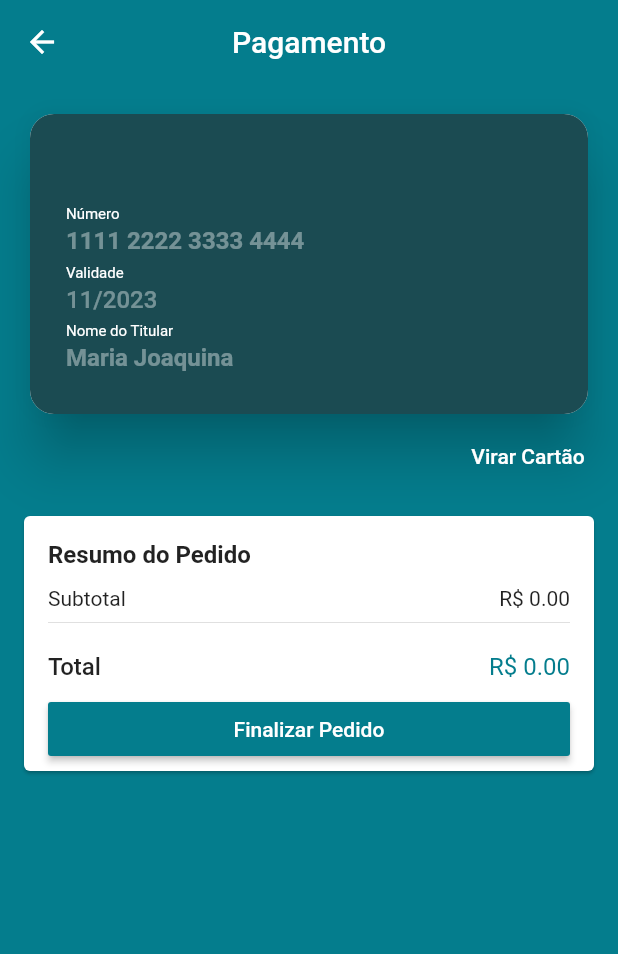
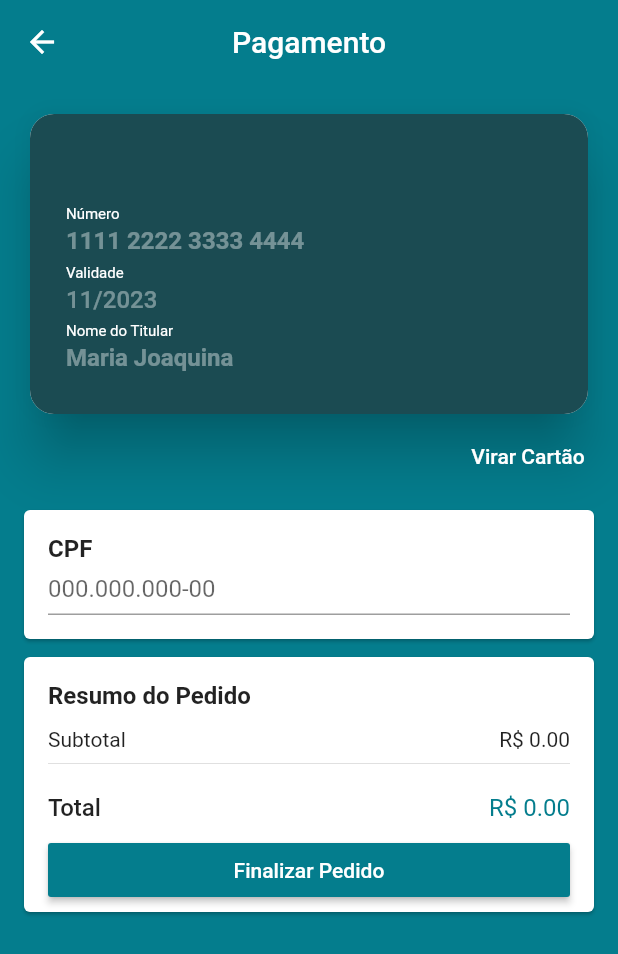
Before and after one commit to AdalbertoMaranhao/loja_virtual_flutter, a Flutter app: the CheckoutScreen screen opened by its route, on a phone screen of 412 x 824 dp. Shown: the top 954 px of the screen. Run offline on Flutter 3.47's test engine with Material 2 defaults, Android fonts, the phone set to English and light mode, and no system bars; drawn by our look-alikes of flip_card, keyboard_actions; our stand-ins replace brasil_fields, carousel_pro, cloud_firestore, cloud_functions, dio, firebase_auth and 10 more; missing offline and left inert: alphabet_list_scroll_view, cpf_cnpj_validator, credit_card_type_detector, flutter_facebook_login, map_launcher; accounts and stored records are empty.

Commit message:
add: função de pagamento com cartão de credito criada, ainda usando a sandbox

```diff
--- a/analysis_options.yaml
+++ b/analysis_options.yaml
@@ -1 +1,5 @@
 include: package:lint/analysis_options.yaml
+
+linter:
+  rules:
+    use_setters_to_change_properties: false
--- a/lib/common/order_tile/order_tile.dart
+++ b/lib/common/order_tile/order_tile.dart
@@ -68,7 +68,9 @@ class OrderTile extends StatelessWidget {
                 children: <Widget>[
                   FlatButton(
                     onPressed: (){
-                      showDialog(context: context,
+                      showDialog(
+                        context: context,
+                        barrierDismissible: false,
                         builder: (_) => CancelOrderDialog(order)
                       );
                     },
--- /dev/null
+++ b/lib/models/credit_card.dart
@@ -0,0 +1,34 @@
+import 'package:credit_card_type_detector/credit_card_type_detector.dart';
+
+class CreditCard {
+
+  String number;
+  String holder;
+  String expirationDate;
+  String securityCode;
+  String brand;
+
+  void setHolder(String name) => holder = name;
+  void setExpirationDate(String date) => expirationDate = date;
+  void setCVV(String cvv) => securityCode = cvv;
+  void setNumber(String number) {
+    this.number = number;
+    brand = detectCCType(number.replaceAll(' ', '')).toString().toUpperCase().split(".").last;
+  }
+
+
+  Map<String, dynamic> toJson() {
+    return {
+      'cardNumber': number.replaceAll(' ', ''),
+      'holder': holder,
+      'expirationDate': expirationDate,
+      'securityCode': securityCode,
+      'brand': brand,
+    };
+  }
+
+  @override
+  String toString() {
+    return 'CreditCard{number: $number, holder: $holder, expirationDate: $expirationDate, securityCode: $securityCode, brand: $brand}';
+  }
+}
--- a/lib/models/user.dart
+++ b/lib/models/user.dart
@@ -8,6 +8,7 @@ class User {
     id = document.documentID;
     name = document.data['name'] as String;
     email = document.data['email'] as String;
+    cpf = document.data['cpf'] as String;
     if(document.data.containsKey('address')){
       address = Address.fromMap(
           document.data['address'] as Map<String, dynamic>);
@@ -17,6 +18,7 @@ class User {
   String id;
   String name;
   String email;
+  String cpf;
   String password;
 
   String confirmedPassword;
@@ -41,6 +43,8 @@ class User {
       'email': email,
       if(address != null)
         'address': address.toMap(),
+      if(cpf != null)
+        'cpf': cpf,
     };
   }
 
@@ -48,4 +52,9 @@ class User {
     this.address = address;
     saveData();
   }
+
+  void setCpf(String cpf){
+    this.cpf = cpf;
+    saveData();
+  }
 }
--- a/lib/screens/checkout/checkout_screen.dart
+++ b/lib/screens/checkout/checkout_screen.dart
@@ -2,12 +2,17 @@ import 'package:flutter/material.dart';
 import 'package:lojavirtual/common/price_card.dart';
 import 'package:lojavirtual/models/cart_manager.dart';
 import 'package:lojavirtual/models/checkout_manager.dart';
+import 'package:lojavirtual/models/credit_card.dart';
+import 'package:lojavirtual/screens/checkout/components/cpf_field.dart';
 import 'package:lojavirtual/screens/checkout/components/credit_card_widget.dart';
 import 'package:provider/provider.dart';
 
 class CheckoutScreen extends StatelessWidget {
 
+  final GlobalKey<ScaffoldState> scaffoldKey = GlobalKey<ScaffoldState>();
   final GlobalKey<FormState> formKey = GlobalKey<FormState>();
+
+  final CreditCard creditCard = CreditCard();
 
   @override
   Widget build(BuildContext context) {
@@ -17,17 +22,18 @@ class CheckoutScreen extends StatelessWidget {
           checkoutManager..updateCart(cartManager),
       lazy: false,
       child: Scaffold(
+        key: scaffoldKey,
         appBar: AppBar(
           title: const Text('Pagamento'),
           centerTitle: true,
         ),
         body: GestureDetector(
-          onTap: (){
+          onTap: () {
             FocusScope.of(context).unfocus();
           },
           child: Consumer<CheckoutManager>(
-            builder: (_, checkoutManager, __){
-              if(checkoutManager.loading){
+            builder: (_, checkoutManager, __) {
+              if (checkoutManager.loading) {
                 return Center(
                   child: Column(
                     mainAxisAlignment: MainAxisAlignment.center,
@@ -35,7 +41,9 @@ class CheckoutScreen extends StatelessWidget {
                       CircularProgressIndicator(
                         valueColor: AlwaysStoppedAnimation(Colors.white),
                       ),
-                      const SizedBox(height: 16,),
+                      const SizedBox(
+                        height: 16,
+                      ),
                       Text(
                         'Processando seu pagamento...',
                         style: TextStyle(
@@ -53,28 +61,37 @@ class CheckoutScreen extends StatelessWidget {
                 key: formKey,
                 child: ListView(
                   children: <Widget>[
-                    CreditCardWidget(),
+                    CreditCardWidget(creditCard),
+                    CpfField(),
                     PriceCard(
                       buttonText: 'Finalizar Pedido',
                       onPressed: () {
-                        if(formKey.currentState.validate()) {
-                          debugPrint('Enviar');
+                        if (formKey.currentState.validate()) {
+                          formKey.currentState.save();
+
                           checkoutManager.checkout(
+                              creditCard: creditCard,
                               onStockFail: () {
                                 Navigator.of(context).popUntil(
-                                        (route) => route.settings.name == '/cart'
+                                    (route) => route.settings.name == '/cart');
+                              },
+                              onPayFail: (e){
+                                scaffoldKey.currentState.showSnackBar(
+                                  SnackBar(
+                                    content: Text('$e'),
+                                    backgroundColor: Colors.red,
+                                  )
                                 );
                               },
                               onSuccess: (order) {
                                 Navigator.of(context).popUntil(
-                                        (route) => route.settings.name == '/'
-                                );
+                                    (route) => route.settings.name == '/');
                                 Navigator.of(context).pushNamed(
                                   '/confirmation',
                                   arguments: order,
                                 );
                               }
-                            );
+                          );
                         }
                       },
                     ),
--- a/lib/screens/checkout/components/card_back.dart
+++ b/lib/screens/checkout/components/card_back.dart
@@ -1,12 +1,14 @@
 import 'package:flutter/material.dart';
 import 'package:flutter/services.dart';
+import 'package:lojavirtual/models/credit_card.dart';
 import 'package:lojavirtual/screens/checkout/components/card_text_field.dart';
 
 class CardBack extends StatelessWidget {
 
-  const CardBack({this.cvvFocus});
+  const CardBack({this.cvvFocus, this.creditCard});
 
   final FocusNode cvvFocus;
+  final CreditCard creditCard;
 
   @override
   Widget build(BuildContext context) {
@@ -33,6 +35,7 @@ class CardBack extends StatelessWidget {
                     margin: const EdgeInsets.only(left: 12),
                     padding: const EdgeInsets.symmetric(vertical: 4, horizontal: 8),
                     child: CardTextField(
+                      initialValue: creditCard.securityCode,
                       hint: '123',
                       maxLength: 3,
                       inputFormaters: [
@@ -45,6 +48,7 @@ class CardBack extends StatelessWidget {
                           return null;
                       },
                       focusNode: cvvFocus,
+                      onSaved: creditCard.setCVV,
                     ),
                   ),
                 ),
--- a/lib/screens/checkout/components/card_front.dart
+++ b/lib/screens/checkout/components/card_front.dart
@@ -1,13 +1,15 @@
-import 'package:brasil_fields/brasil_fields.dart';
+import 'package:brasil_fields/formatter/cartao_bancario_input_formatter.dart';
+import 'package:brasil_fields/formatter/validade_cartao_input_formatter.dart';
 import 'package:credit_card_type_detector/credit_card_type_detector.dart';
 import 'package:flutter/material.dart';
 import 'package:flutter/services.dart';
+import 'package:lojavirtual/models/credit_card.dart';
 import 'package:lojavirtual/screens/checkout/components/card_text_field.dart';
 import 'package:mask_text_input_formatter/mask_text_input_formatter.dart';
 
 class CardFront extends StatelessWidget {
 
-  CardFront({this.numberFocus, this.dateFocus, this.nameFocus, this.finished});
+  CardFront({this.numberFocus, this.dateFocus, this.nameFocus, this.finished, this.creditCard});
 
 
   final MaskTextInputFormatter dateFormatter = MaskTextInputFormatter(
@@ -19,6 +21,8 @@ class CardFront extends StatelessWidget {
   final FocusNode numberFocus;
   final FocusNode dateFocus;
   final FocusNode nameFocus;
+
+  final CreditCard creditCard;
 
   @override
   Widget build(BuildContext context) {
@@ -37,6 +41,7 @@ class CardFront extends StatelessWidget {
                 mainAxisAlignment: MainAxisAlignment.end,
                 children: <Widget>[
                   CardTextField(
+                    initialValue: creditCard.number,
                     title: 'Número',
                     hint: '1111 2222 3333 4444',
                     bold: true,
@@ -57,13 +62,15 @@ class CardFront extends StatelessWidget {
                       dateFocus.requestFocus();
                     },
                     focusNode: numberFocus,
+                    onSaved: creditCard.setNumber,
                   ),
                   CardTextField(
+                    initialValue: creditCard.expirationDate,
                     title: 'Validade',
                     hint: '11/2023',
                     textInputType: TextInputType.number,
                     inputFormaters: [
-                      dateFormatter,
+                      dateFormatter
                     ],
                     validator: (date){
                       if(date.length != 7) return 'Inválido';
@@ -73,8 +80,10 @@ class CardFront extends StatelessWidget {
                       nameFocus.requestFocus();
                     },
                     focusNode: dateFocus,
+                    onSaved: creditCard.setExpirationDate,
                   ),
                   CardTextField(
+                    initialValue: creditCard.holder,
                     title: 'Nome do Titular',
                     hint: 'Maria Joaquina',
                     bold: true,
@@ -87,6 +96,7 @@ class CardFront extends StatelessWidget {
                       finished();
                     },
                     focusNode: nameFocus,
+                    onSaved: creditCard.setHolder,
                   ),
                 ],
               ),
--- a/lib/screens/checkout/components/card_text_field.dart
+++ b/lib/screens/checkout/components/card_text_field.dart
@@ -14,6 +14,8 @@ class CardTextField extends StatelessWidget {
     this.textAlign = TextAlign.start,
     this.focusNode,
     this.onSubmitted,
+    this.onSaved,
+    this.initialValue,
   }) : textInputAction = onSubmitted == null
       ? TextInputAction.done
       : TextInputAction.next;
@@ -29,12 +31,15 @@ class CardTextField extends StatelessWidget {
   final FocusNode focusNode;
   final Function(String) onSubmitted;
   final TextInputAction textInputAction;
+  final FormFieldSetter<String> onSaved;
+  final String initialValue;
 
   @override
   Widget build(BuildContext context) {
     return  FormField<String>(
-      initialValue: '',
+      initialValue: initialValue,
       validator: validator,
+      onSaved: onSaved,
       builder: (state){
         return Padding(
           padding: const EdgeInsets.symmetric(vertical: 2),
@@ -63,6 +68,7 @@ class CardTextField extends StatelessWidget {
                   ],
                 ),
               TextFormField(
+                initialValue: initialValue,
                 style: TextStyle(
                   color: title == null && state.hasError
                       ? Colors.red
--- /dev/null
+++ b/lib/screens/checkout/components/cpf_field.dart
@@ -0,0 +1,51 @@
+import 'package:brasil_fields/brasil_fields.dart';
+import 'package:cpf_cnpj_validator/cpf_validator.dart';
+import 'package:flutter/material.dart';
+import 'package:flutter/services.dart';
+import 'package:lojavirtual/models/user_manager.dart';
+import 'package:provider/provider.dart';
+
+class CpfField extends StatelessWidget {
+  @override
+  Widget build(BuildContext context) {
+    final userManager = context.watch<UserManager>();
+
+    return Card(
+      margin: const EdgeInsets.symmetric(horizontal: 16, vertical: 4),
+      child: Padding(
+        padding: const EdgeInsets.all(16),
+        child: Column(
+          crossAxisAlignment: CrossAxisAlignment.start,
+          children: <Widget>[
+            Text(
+              'CPF',
+              textAlign: TextAlign.start,
+              style: TextStyle(
+                fontWeight: FontWeight.w600,
+                fontSize: 16,
+              ),
+            ),
+            TextFormField(
+              initialValue: userManager.user.cpf,
+              decoration: const InputDecoration(
+                  hintText: '000.000.000-00',
+                  isDense: true
+              ),
+              keyboardType: TextInputType.number,
+              inputFormatters: [
+                WhitelistingTextInputFormatter.digitsOnly,
+                CpfInputFormatter(),
+              ],
+              validator: (cpf){
+                if(cpf.isEmpty) return 'Campo Obrigatório';
+                else if(!CPFValidator.isValid(cpf)) return 'CPF Inválido';
+                return null;
+              },
+              onSaved: userManager.user.setCpf,
+            )
+          ],
+        ),
+      ),
+    );
+  }
+}
--- a/lib/screens/checkout/components/credit_card_widget.dart
+++ b/lib/screens/checkout/components/credit_card_widget.dart
@@ -1,10 +1,15 @@
 import 'package:flip_card/flip_card.dart';
 import 'package:flutter/material.dart';
 import 'package:keyboard_actions/keyboard_actions.dart';
+import 'package:lojavirtual/models/credit_card.dart';
 import 'package:lojavirtual/screens/checkout/components/card_back.dart';
 import 'package:lojavirtual/screens/checkout/components/card_front.dart';
 
 class CreditCardWidget extends StatefulWidget {
+
+  const CreditCardWidget(this.creditCard);
+
+  final CreditCard creditCard;
 
   @override
   _CreditCardWidgetState createState() => _CreditCardWidgetState();
@@ -14,12 +19,10 @@ class _CreditCardWidgetState extends State<CreditCardWidget> {
   final GlobalKey<FlipCardState> cardKey = GlobalKey<FlipCardState>();
 
   final FocusNode numberFocus = FocusNode();
+  final FocusNode dateFocus = FocusNode();
+  final FocusNode nameFocus = FocusNode();
+  final FocusNode cvvFocus = FocusNode();
 
-  final FocusNode dateFocus = FocusNode();
-
-  final FocusNode nameFocus = FocusNode();
-
-  final FocusNode cvvFocus = FocusNode();
 
   KeyboardActionsConfig _buildConfig(BuildContext context){
     return KeyboardActionsConfig(
@@ -65,6 +68,7 @@ class _CreditCardWidgetState extends State<CreditCardWidget> {
               speed: 700,
               flipOnTouch: false,
               front: CardFront(
+                creditCard: widget.creditCard,
                 numberFocus: numberFocus,
                 dateFocus: dateFocus,
                 nameFocus: nameFocus,
@@ -74,6 +78,7 @@ class _CreditCardWidgetState extends State<CreditCardWidget> {
                 },
               ),
               back: CardBack(
+                creditCard: widget.creditCard,
                 cvvFocus: cvvFocus,
               ),
             ),
--- a/lib/screens/edit_product/components/sizes_form.dart
+++ b/lib/screens/edit_product/components/sizes_form.dart
@@ -1,8 +1,8 @@
 import 'package:flutter/material.dart';
+import 'package:lojavirtual/common/custom_icon_button.dart';
 import 'package:lojavirtual/models/item_size.dart';
 import 'package:lojavirtual/models/product.dart';
 
-import '../../../common/custom_icon_button.dart';
 import 'edit_item_size.dart';
 
 class SizesForm extends StatelessWidget {
--- a/pubspec.yaml
+++ b/pubspec.yaml
@@ -54,6 +54,7 @@ dependencies:
   credit_card_type_detector: ^1.1.0
   keyboard_actions: ^3.3.0+1
   cloud_functions: ^0.5.0
+  cpf_cnpj_validator: ^1.0.5
 
 dev_dependencies:
   flutter_test:
```
Also changed, not shown: lib/common/order_tile/cancel_order_dialog.dart (+53 -7 lines), lib/models/checkout_manager.dart (+29 -4 lines), lib/models/order.dart (+15 -5 lines), lib/services/cielo_payment.dart (added, +88 -0 lines), pubspec.lock.
